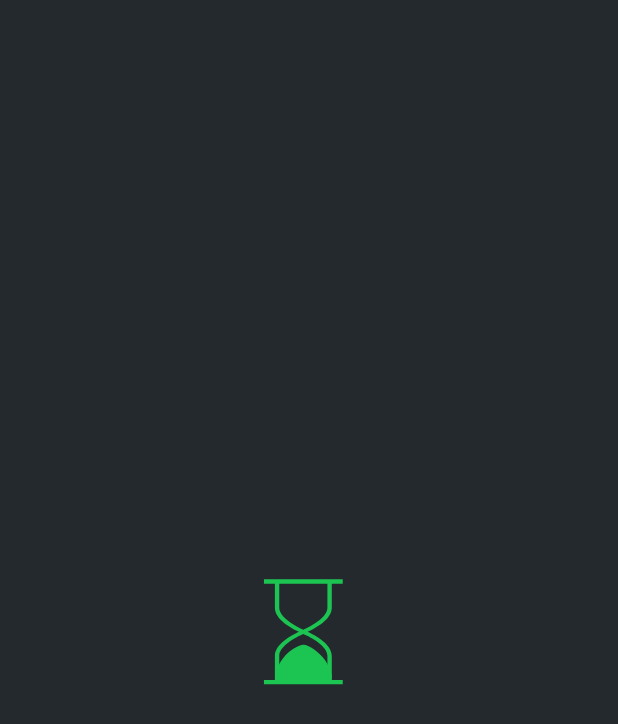
After one commit to syslogic/androidx-github, an Android app: the layout layout_lottie_hourglass.xml on its own in the app's theme, with its tools: preview values and no code run, on a phone screen of 412 x 824 dp. The commit adds this screen. Shown: the top 724 px of the screen. Run offline under Robolectric (Android 15) with nearby library versions, the phone set to English and light mode, and no system bars.

Commit message:
lottie loading animation updated.

```diff
--- a/mobile/dependencies.gradle
+++ b/mobile/dependencies.gradle
@@ -11,6 +11,8 @@ dependencies {
     api "androidx.annotation:annotation:${androidxVersion}"
     api "androidx.cardview:cardview:${androidxVersion}"
     api "com.google.android.material:material:1.0.0"
+
+    api "com.airbnb.android:lottie:2.5.0"
 
     // https://mvnrepository.com/artifact/com.google.code.gson/gson
     api "com.google.code.gson:gson:2.8.5"
--- /dev/null
+++ b/mobile/src/main/res/layout/layout_lottie_hourglass.xml
@@ -0,0 +1,21 @@
+<?xml version="1.0" encoding="utf-8"?>
+<layout
+    xmlns:android="http://schemas.android.com/apk/res/android"
+    xmlns:app="http://schemas.android.com/apk/res-auto">
+
+    <androidx.appcompat.widget.LinearLayoutCompat
+        android:background="@color/statusBar"
+        android:layout_width="match_parent"
+        android:layout_height="match_parent"
+        android:orientation="vertical">
+
+        <com.airbnb.lottie.LottieAnimationView
+            android:layout_width="match_parent"
+            android:layout_height="match_parent"
+            app:lottie_fileName="hourglass.json"
+            app:lottie_autoPlay="true"
+            app:lottie_loop="true"/>
+
+    </androidx.appcompat.widget.LinearLayoutCompat>
+
+</layout>
```
Also changed, not shown: mobile/src/main/assets/hourglass.json (added, +1 -0 lines), mobile/src/main/java/io/syslogic/github/fragment/RepositoryFragment.java (+8 -7 lines), mobile/src/main/res/layout/layout_repository.xml (+12 -1 lines), 2 other files.
